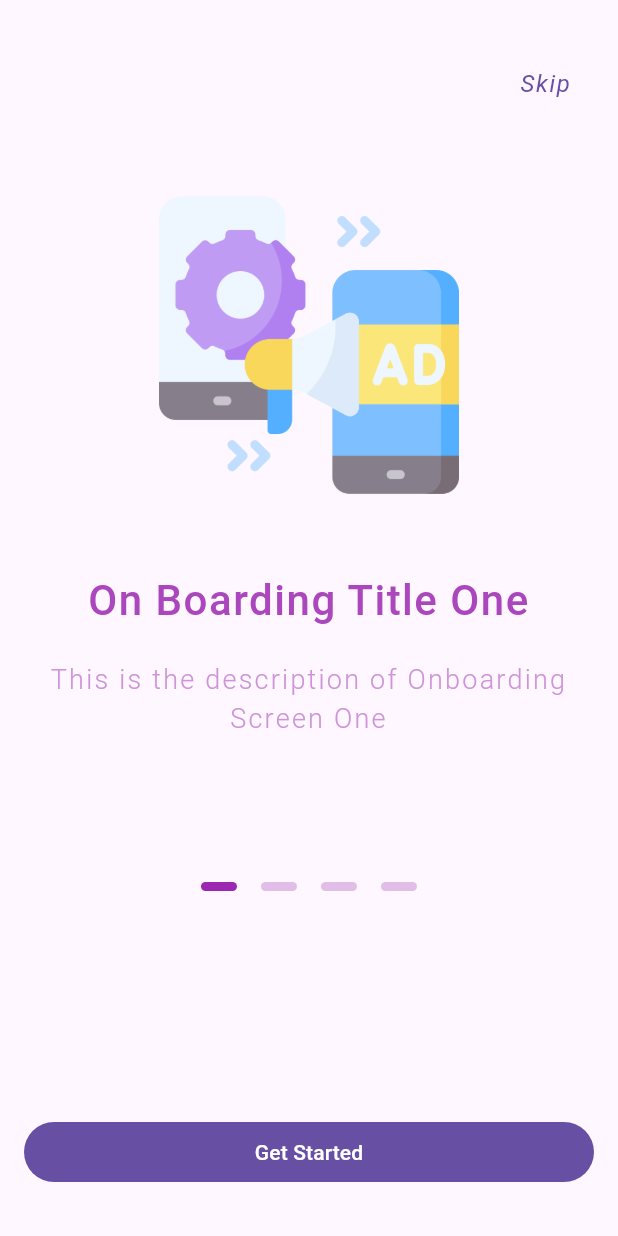
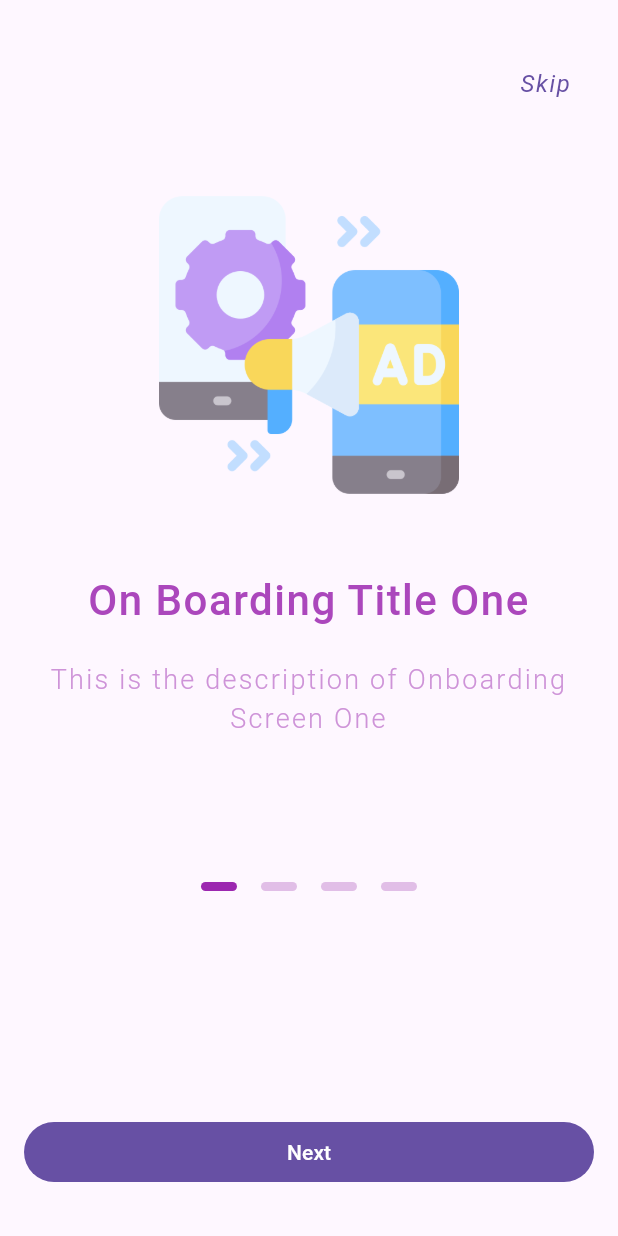
Before and after one commit to Ratndeep1999/fifth_onboarding_screen, a Flutter app: the screen it shows after launch, on a phone screen of 412 x 824 dp. Run offline on Flutter 3.47's test engine with Material 3 defaults, Android fonts, the light colour scheme and no system bars; drawn by our look-alikes of smooth_page_indicator.

Commit message:
onboarding_screen.dart: refactored widgets library import.

```diff
--- a/lib/onboarding/screen/onboarding_screen.dart
+++ b/lib/onboarding/screen/onboarding_screen.dart
@@ -1,8 +1,8 @@
-import 'package:fifth_onboarding_screen/onboarding/data/onboarding_data.dart';
-import 'package:fifth_onboarding_screen/utils/constants/app_icons.dart';
-import 'package:fifth_onboarding_screen/utils/constants/app_texts.dart';
+import 'package:fifth_onboarding_screen/onboarding/widgets/dot_indicator_widget.dart';
+import 'package:fifth_onboarding_screen/onboarding/widgets/next_button_widget.dart';
+import 'package:fifth_onboarding_screen/onboarding/widgets/onboarding_data_widget.dart';
+import 'package:fifth_onboarding_screen/onboarding/widgets/skip_button_widget.dart';
 import 'package:flutter/material.dart';
-import 'package:smooth_page_indicator/smooth_page_indicator.dart';
 
 class OnboardingScreen extends StatefulWidget {
   const OnboardingScreen({super.key});
@@ -42,139 +42,10 @@ class _OnboardingScreenState extends State<OnboardingScreen> {
             SizedBox(height: 150.0),
 
             /// Next Button
-            NextButtonWidget(),
+            NextButtonWidget(onNextPressed: () {}, isLastPage: false),
           ],
         ),
       ),
     );
   }
 }
-
-class NextButtonWidget extends StatelessWidget {
-  const NextButtonWidget({super.key});
-
-  @override
-  Widget build(BuildContext context) {
-    return SizedBox(
-      width: double.infinity,
-      child: FilledButton(
-        onPressed: () => debugPrint("Next Press"),
-        child: Text(true ? "Get Started" : "Next"),
-      ),
-    );
-  }
-}
-
-class DotIndicatorWidget extends StatelessWidget {
-  const DotIndicatorWidget({
-    super.key,
-    required PageController pageCtrl,
-    required this.onDotClicked,
-    required this.isActive,
-  }) : _pageCtrl = pageCtrl;
-
-  final PageController _pageCtrl;
-  final Function(int) onDotClicked;
-  final bool isActive;
-
-  @override
-  Widget build(BuildContext context) {
-    return SmoothPageIndicator(
-      controller: _pageCtrl,
-      count: onboardingData.length,
-      onDotClicked: (index) => onDotClicked(index),
-      effect: JumpingDotEffect(
-        verticalOffset: 16.0,
-        spacing: 16.0,
-        dotHeight: 6.0,
-        dotWidth: false ? 50.0 : 24.0,
-        dotColor: Colors.purple.shade100,
-        activeDotColor: Colors.purple,
-      ),
-    );
-  }
-}
-
-class OnboardingDataWidget extends StatelessWidget {
-  const OnboardingDataWidget({
-    super.key,
-    required PageController pageCtrl,
-    required this.onPageChanged,
-  }) : _pageCtrl = pageCtrl;
-
-  final PageController _pageCtrl;
-  final Function(int) onPageChanged;
-
-  @override
-  Widget build(BuildContext context) {
-    return Expanded(
-      child: PageView.builder(
-        controller: _pageCtrl,
-        onPageChanged: onPageChanged,
-        itemCount: onboardingData.length,
-        itemBuilder: (ctx, index) {
-          // Filter Single Item
-          final item = onboardingData[index];
-          return Column(
-            children: [
-              /// Icon
-              Image(image: AssetImage(item.icon), height: 200, width: 200),
-              const SizedBox(height: 50),
-
-              /// Title
-              Text(
-                item.title,
-                textAlign: TextAlign.center,
-                style: TextStyle(
-                  fontSize: 28,
-                  fontWeight: FontWeight.w500,
-                  color: Colors.purple.shade400,
-                  letterSpacing: 1,
-                ),
-              ),
-              const SizedBox(height: 20),
-
-              /// Description
-              Text(
-                item.desc,
-                textAlign: TextAlign.center,
-                style: TextStyle(
-                  color: Colors.purple.shade200,
-                  fontSize: 18,
-                  fontWeight: FontWeight.w300,
-                  letterSpacing: 1.5,
-                ),
-              ),
-            ],
-          );
-        },
-      ),
-    );
-  }
-}
-
-class SkipButtonWidget extends StatelessWidget {
-  final VoidCallback onSkipPress;
-
-  const SkipButtonWidget({super.key, required this.onSkipPress});
-
-  @override
-  Widget build(BuildContext context) {
-    return Align(
-      alignment: AlignmentGeometry.topRight,
-      child: TextButton(
-        onPressed: onSkipPress,
-        child: Text(
-          "Skip",
-          textAlign: TextAlign.right,
-          style: TextStyle(
-            fontSize: 16,
-            fontWeight: FontWeight.w400,
-            fontStyle: FontStyle.italic,
-            letterSpacing: 1,
-          ),
-        ),
-      ),
-    );
-  }
-}
```
